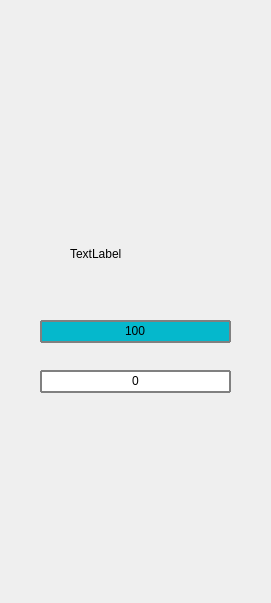
Before: the Qt Designer form testWidget/player.ui in hg-hg/2019-DungeonNStones, drawn with Qt 5.
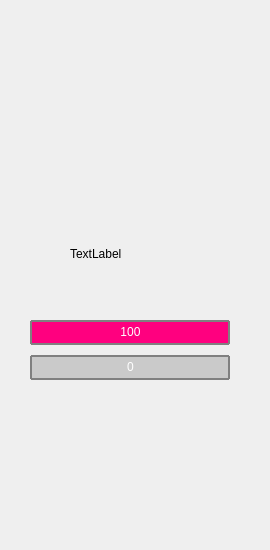
After: the same form once the commit is applied. Icons and pictures are not drawn.

Commit message: 修复了内存泄漏的问题（我可以暂时认为没有泄漏了），美化了Player.ui，完善了PVE.ui

The edit to the form file:
```diff
--- a/testWidget/player.ui
+++ b/testWidget/player.ui
@@ -6,8 +6,8 @@
    <rect>
     <x>0</x>
     <y>0</y>
-    <width>271</width>
-    <height>603</height>
+    <width>270</width>
+    <height>550</height>
    </rect>
   </property>
   <property name="windowTitle">
@@ -16,10 +16,10 @@
   <widget class="QProgressBar" name="HP">
    <property name="geometry">
     <rect>
-     <x>40</x>
+     <x>30</x>
      <y>320</y>
-     <width>191</width>
-     <height>23</height>
+     <width>200</width>
+     <height>25</height>
     </rect>
    </property>
    <property name="styleSheet">
@@ -27,16 +27,21 @@
     border: 2px solid grey;
     border-radius: 1px;
     text-align: center;
+	color: white;
+	background-color: rgb(202, 202, 202);
 }
 
 QProgressBar::chunk {
-    background-color: #05B8CC;
+	background-color: rgb(255, 0, 127);
     width: 20px;
 }</string>
    </property>
    <property name="value">
     <number>100</number>
    </property>
+   <property name="alignment">
+    <set>Qt::AlignCenter</set>
+   </property>
    <property name="format">
     <string>%v</string>
    </property>
@@ -44,10 +49,10 @@
   <widget class="QProgressBar" name="MP">
    <property name="geometry">
     <rect>
-     <x>40</x>
-     <y>370</y>
-     <width>191</width>
-     <height>23</height>
+     <x>30</x>
+     <y>355</y>
+     <width>200</width>
+     <height>25</height>
     </rect>
    </property>
    <property name="styleSheet">
@@ -55,6 +60,9 @@
     border: 2px solid grey;
     border-radius: 1px;
     text-align: center;
+	color: white;
+	
+	background-color: rgb(202, 202, 202);
 }
 
 QProgressBar::chunk {
@@ -65,6 +73,9 @@
    <property name="value">
     <number>0</number>
    </property>
+   <property name="alignment">
+    <set>Qt::AlignCenter</set>
+   </property>
    <property name="format">
     <string>%v</string>
    </property>
@@ -88,10 +99,10 @@
   <widget class="QWidget" name="verticalLayoutWidget">
    <property name="geometry">
     <rect>
-     <x>40</x>
-     <y>420</y>
-     <width>191</width>
-     <height>171</height>
+     <x>30</x>
+     <y>390</y>
+     <width>201</width>
+     <height>151</height>
     </rect>
    </property>
    <layout class="QVBoxLayout" name="skills">
```
The commit also changes 19 other files.
